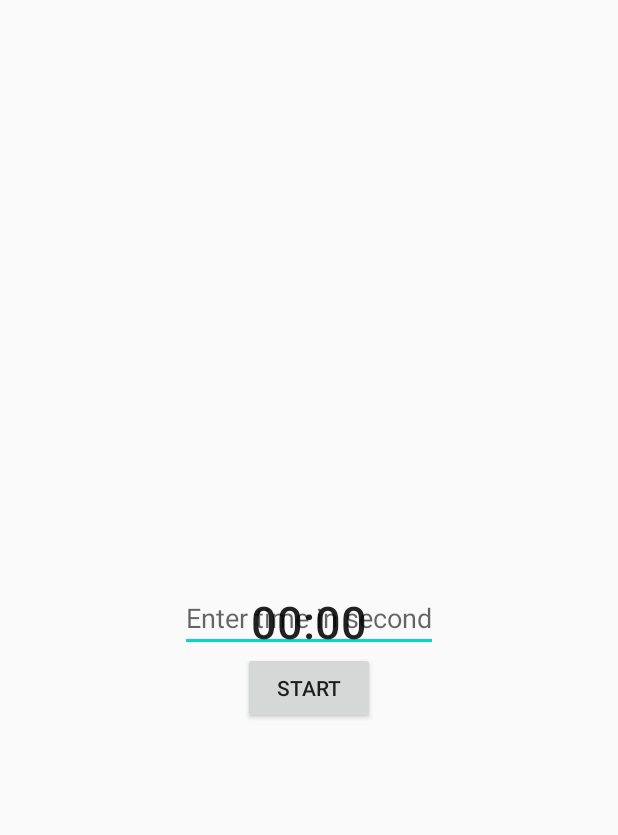
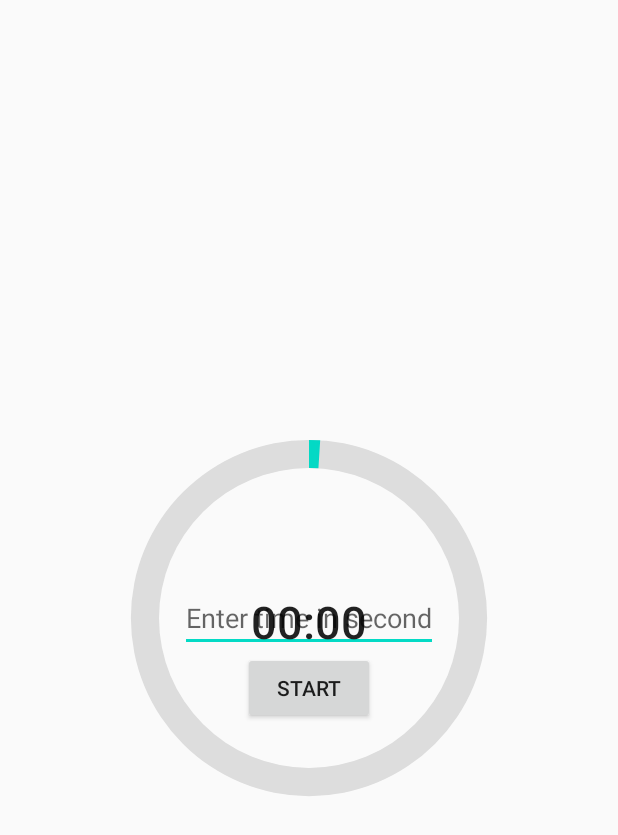
Before and after one commit to aayush-meshram/clockplus, an Android app: the layout timerfrag1.xml on its own in the app's theme, with its tools: preview values and no code run, on a phone screen of 412 x 824 dp. Shown: the top 835 px of the screen. Run offline under Robolectric (Android 15) with nearby library versions, the phone set to English and light mode, and no system bars.

Commit message:
final commit

```diff
--- a/app/src/main/java/com/myapp/clock/MainActivity.java
+++ b/app/src/main/java/com/myapp/clock/MainActivity.java
@@ -29,7 +29,6 @@ public class MainActivity extends AppCompatActivity implements TimePickerDialog.
         TabItem tabStopwatch = findViewById(R.id.tabStopwatch);
         TabItem tabTimer = findViewById(R.id.tabTimer);
 
-        TimerFragment fragment = new TimerFragment();
 
         /*FragmentTransaction transaction = getFragmentManager().beginTransaction();
         transaction.replace(R.id.container, fragment, "TimerFragment");
--- a/app/src/main/res/layout/fragment_alarm.xml
+++ b/app/src/main/res/layout/fragment_alarm.xml
@@ -29,4 +29,5 @@
         android:layout_above="@id/mText"
         android:layout_centerHorizontal="true"/>
 
+
 </RelativeLayout>
--- a/app/src/main/res/layout/timerfrag1.xml
+++ b/app/src/main/res/layout/timerfrag1.xml
@@ -2,7 +2,7 @@
 <RelativeLayout xmlns:android="http://schemas.android.com/apk/res/android"
     android:layout_width="match_parent"
     android:layout_height="match_parent"
-    >
+    xmlns:tools="http://schemas.android.com/tools">
 
 
     <EditText
@@ -27,7 +27,16 @@
         android:text="00:00"
         android:textSize="30dp"
         android:id="@+id/mTIME"
-        android:layout_centerHorizontal="true"
+        android:layout_centerInParent="true"
         android:layout_above="@id/mButtonStart"/>
 
+    <ProgressBar
+        android:id="@+id/mProgress"
+        android:layout_width="300dp"
+        android:layout_height="300dp"
+        android:indeterminateOnly="false"
+        android:progressDrawable="@drawable/circle"
+        android:layout_centerInParent="true"
+        tools:progress="1"/>
+
 </RelativeLayout>
```
Also changed, not shown: app/src/main/AndroidManifest.xml (+6 -1 lines), app/src/main/java/com/myapp/clock/AlarmFragment.java (+14 -7 lines), app/src/main/java/com/myapp/clock/AlarmReciever.java (+14 -2 lines), app/src/main/java/com/myapp/clock/AlarmService.java (added, +41 -0 lines), app/src/main/java/com/myapp/clock/timerfragment1.java (+27 -1 lines), app/src/main/res/layout/alarmservice.xml (added, +20 -0 lines), 1 other file.
